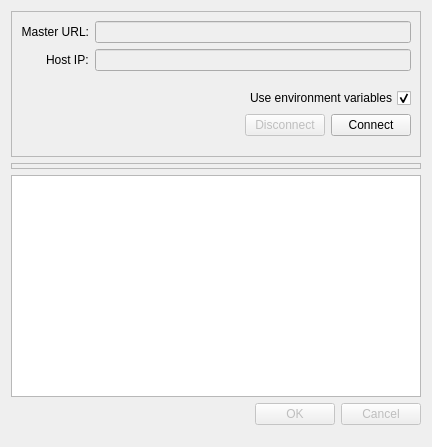
Old version of the form plugins/ROS/DataStreamROS/rostopicselector.ui in the repository ziparker/PlotJuggler.
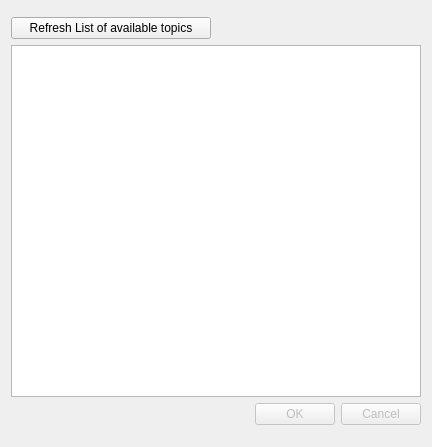
New version of the form.

What changed in the file:
```diff
--- a/plugins/ROS/DataStreamROS/rostopicselector.ui
+++ b/plugins/ROS/DataStreamROS/rostopicselector.ui
@@ -22,114 +22,18 @@
      <property name="frameShadow">
       <enum>QFrame::Raised</enum>
      </property>
-     <layout class="QVBoxLayout" name="verticalLayout_2">
-      <item>
-       <layout class="QFormLayout" name="formLayout">
-        <property name="labelAlignment">
-         <set>Qt::AlignRight|Qt::AlignTrailing|Qt::AlignVCenter</set>
-        </property>
-        <property name="bottomMargin">
-         <number>11</number>
-        </property>
-        <item row="0" column="0">
-         <widget class="QLabel" name="label">
-          <property name="text">
-           <string>Master URL:</string>
-          </property>
-          <property name="alignment">
-           <set>Qt::AlignRight|Qt::AlignTrailing|Qt::AlignVCenter</set>
-          </property>
-         </widget>
-        </item>
-        <item row="0" column="1">
-         <widget class="QLineEdit" name="lineEditMasterURI">
-          <property name="enabled">
-           <bool>false</bool>
-          </property>
-          <property name="readOnly">
-           <bool>false</bool>
-          </property>
-         </widget>
-        </item>
-        <item row="1" column="0">
-         <widget class="QLabel" name="label_2">
-          <property name="text">
-           <string>Host IP:</string>
-          </property>
-         </widget>
-        </item>
-        <item row="1" column="1">
-         <widget class="QLineEdit" name="lineEditHostIP">
-          <property name="enabled">
-           <bool>false</bool>
-          </property>
-          <property name="readOnly">
-           <bool>false</bool>
-          </property>
-         </widget>
-        </item>
-       </layout>
-      </item>
-      <item>
-       <widget class="QCheckBox" name="checkBoxEnvironmentSettings">
-        <property name="layoutDirection">
-         <enum>Qt::RightToLeft</enum>
-        </property>
-        <property name="text">
-         <string>Use environment variables</string>
-        </property>
-        <property name="checked">
-         <bool>true</bool>
-        </property>
-       </widget>
-      </item>
-      <item>
-       <layout class="QHBoxLayout" name="horizontalLayout">
-        <property name="bottomMargin">
-         <number>11</number>
-        </property>
-        <item>
-         <spacer name="horizontalSpacer">
-          <property name="orientation">
-           <enum>Qt::Horizontal</enum>
-          </property>
-          <property name="sizeHint" stdset="0">
-           <size>
-            <width>40</width>
-            <height>20</height>
-           </size>
-          </property>
-         </spacer>
-        </item>
-        <item>
-         <widget class="QPushButton" name="buttonDisconnect">
-          <property name="enabled">
-           <bool>false</bool>
-          </property>
-          <property name="text">
-           <string>Disconnect</string>
-          </property>
-         </widget>
-        </item>
-        <item>
-         <widget class="QPushButton" name="buttonConnect">
-          <property name="text">
-           <string>Connect</string>
-          </property>
-         </widget>
-        </item>
-       </layout>
-      </item>
-     </layout>
     </widget>
    </item>
    <item>
-    <widget class="QFrame" name="frame_2">
-     <property name="frameShape">
-      <enum>QFrame::StyledPanel</enum>
+    <widget class="QPushButton" name="pushButtonRefresh">
+     <property name="maximumSize">
+      <size>
+       <width>200</width>
+       <height>16777215</height>
+      </size>
      </property>
-     <property name="frameShadow">
-      <enum>QFrame::Raised</enum>
+     <property name="text">
+      <string>Refresh List of available topics</string>
      </property>
      <layout class="QGridLayout" name="gridLayout_2">
       <property name="topMargin">
```
Left out of the diff: 8 changed lines with no effect on the pictures.
